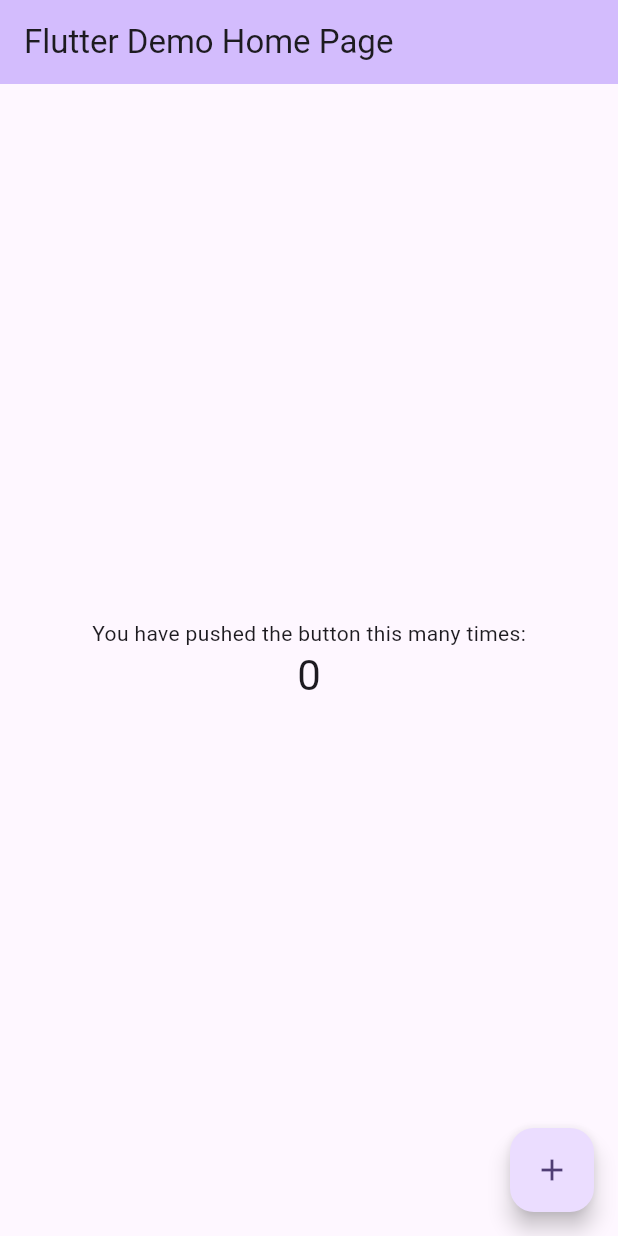
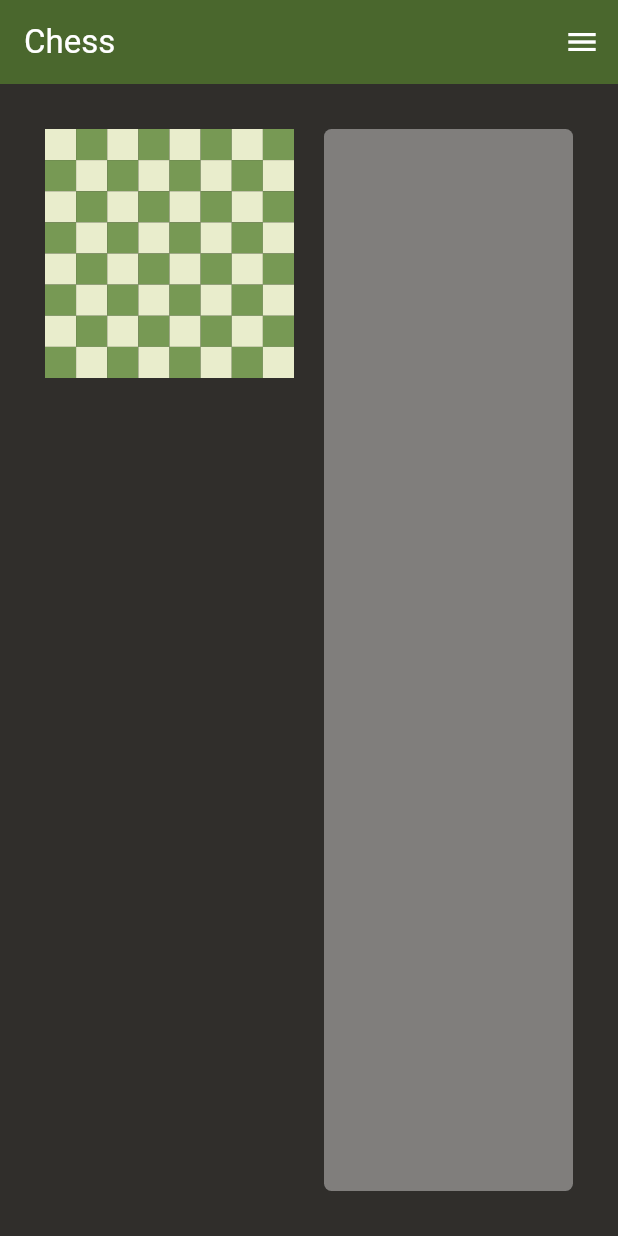
Before and after one commit to imGtheCoder/chess_app, a Flutter app: the screen it shows after launch, on a phone screen of 412 x 824 dp. Run offline on Flutter 3.47's test engine with Material 2 defaults, Android fonts, the phone set to English and light mode, and no system bars.

Commit message:
Added the chessboard

```diff
--- /dev/null
+++ b/lib/Screens/home_screen.dart
@@ -0,0 +1,54 @@
+import 'package:chess_app/Widgets/chess_board_builder.dart';
+import 'package:flutter/material.dart';
+
+class HomeScreen extends StatefulWidget {
+  const HomeScreen({super.key});
+
+  @override
+  State<HomeScreen> createState() => _HomeScreenState();
+}
+
+class _HomeScreenState extends State<HomeScreen> {
+  @override
+  Widget build(BuildContext context) {
+    return Scaffold(
+      appBar: AppBar(
+        foregroundColor: Colors.white,
+        backgroundColor: Theme.of(context).primaryColor,
+        title: const Text('Chess'),
+        actions: [IconButton(onPressed: () {}, icon: const Icon(Icons.menu))],
+      ),
+      body: Container(
+          color: const Color.fromRGBO(48, 46, 43, 1),
+          child: Padding(
+            padding: const EdgeInsets.all(30.0),
+            child: Row(
+              children: [
+                Expanded(
+                    child: Container(
+                  decoration: const BoxDecoration(
+                    borderRadius: BorderRadius.all(
+                      Radius.circular(5),
+                    ),
+                  ),
+                  child: ChessBoardBuilder(),
+                  ),
+                ),
+                const SizedBox(
+                  width: 20,
+                ),
+                Expanded(
+                    child: Container(
+                  decoration: const BoxDecoration(
+                    borderRadius: BorderRadius.all(
+                      Radius.circular(5),
+                    ),
+                    color: Colors.white38,
+                  ),
+                ))
+              ],
+            ),
+          )),
+    );
+  }
+}
--- /dev/null
+++ b/lib/Widgets/chess_board_builder.dart
@@ -0,0 +1,97 @@
+import 'package:flutter/material.dart';
+
+class ChessBoardBuilder extends StatelessWidget {
+  const ChessBoardBuilder({super.key});
+
+  @override
+  Widget build(BuildContext context) {
+    return GridView.builder(
+                      gridDelegate: const SliverGridDelegateWithFixedCrossAxisCount(
+                          crossAxisCount: 8),
+                      itemBuilder: (ctx, i) {
+                        if (i < 8) {
+                          if (i % 2 == 0) {
+                            return Container(
+                              color: const Color.fromRGBO(233, 237, 204, 1),
+                            );
+                          } else {
+                            return Container(
+                              color: const Color.fromRGBO(119, 153, 84, 1),
+                            );
+                          }
+                        } else if (i < 16) {
+                          if (i % 2 == 0) {
+                            return Container(
+                              color: const Color.fromRGBO(119, 153, 84, 1),
+                            );
+                          } else {
+                            return Container(
+                              color: const Color.fromRGBO(233, 237, 204, 1),
+                            );
+                          }
+                        } else if (i < 24) {
+                          if (i % 2 == 0) {
+                            return Container(
+                              color: const Color.fromRGBO(233, 237, 204, 1),
+                            );
+                          } else {
+                            return Container(
+                              color:const Color.fromRGBO(119, 153, 84, 1),
+                            );
+                          }
+                        } else if (i < 32) {
+                          if (i % 2 == 0) {
+                            return Container(
+                              color: const Color.fromRGBO(119, 153, 84, 1),
+                            );
+                          } else {
+                            return Container(
+                              color: const Color.fromRGBO(233, 237, 204, 1),
+                            );
+                          }
+                        } else if (i < 40) {
+                          if (i % 2 == 0) {
+                            return Container(
+                              color: const Color.fromRGBO(233, 237, 204, 1),
+                            );
+                          } else {
+                            return Container(
+                              color: const Color.fromRGBO(119, 153, 84, 1),
+                            );
+                          }
+                        } else if (i < 48) {
+                          if (i % 2 == 0) {
+                            return Container(
+                              color: const Color.fromRGBO(119, 153, 84, 1),
+                            );
+                          } else {
+                            return Container(
+                              color: const Color.fromRGBO(233, 237, 204, 1),
+                            );
+                          }
+                        } else if (i < 56) {
+                          if (i % 2 == 0) {
+                            return Container(
+                              color: const Color.fromRGBO(233, 237, 204, 1),
+                            );
+                          } else {
+                            return Container(
+                              color: const Color.fromRGBO(119, 153, 84, 1),
+                            );
+                          }
+                        } else {
+                          if (i % 2 == 0) {
+                            return Container(
+                              color: const Color.fromRGBO(119, 153, 84, 1),
+                            );
+                          } else {
+                            return Container(
+                              color: const Color.fromRGBO(233, 237, 204, 1),
+                            );
+                          }
+                        }
+                      },
+                      itemCount: 64,
+                    );
+  }
+}
--- a/lib/main.dart
+++ b/lib/main.dart
@@ -1,3 +1,4 @@
+import 'package:chess_app/Screens/home_screen.dart';
 import 'package:flutter/material.dart';
 
 void main() {
@@ -28,10 +29,11 @@ class MyApp extends StatelessWidget {
         //
         // This works for code too, not just values: Most code changes can be
         // tested with just a hot reload.
-        colorScheme: ColorScheme.fromSeed(seedColor: Colors.deepPurple),
+        colorScheme: ColorScheme.fromSeed(
+            seedColor: const Color.fromRGBO(119, 153, 84, 1)),
         useMaterial3: true,
       ),
-      home: const MyHomePage(title: 'Flutter Demo Home Page'),
+      home: const HomeScreen(),
     );
   }
 }
```
Also changed, not shown: 231 other files.
